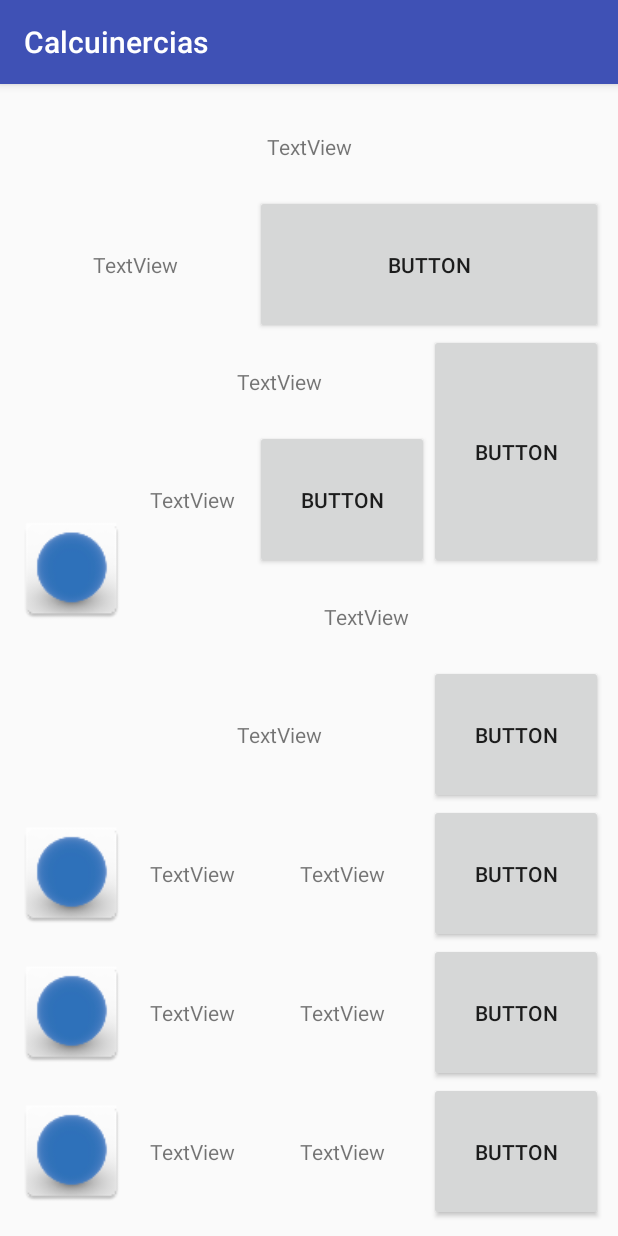
After one commit to franrib/Calcuinercias, an Android app: the CalculatorActivity screen opened directly, with no data from a screen before it, on a phone screen of 412 x 824 dp. The commit adds this screen. Run offline under Robolectric (Android 15) with nearby library versions, the phone set to English and light mode, and no system bars.

Commit message:
He creat l'activitat que apareix la calculadora i la plantilla del seu layout. També he fet que del botó del cilindre es pugui anar a l'activitat nova.

```diff
--- a/app/src/main/AndroidManifest.xml
+++ b/app/src/main/AndroidManifest.xml
@@ -15,6 +15,7 @@
                 <category android:name="android.intent.category.LAUNCHER" />
             </intent-filter>
         </activity>
+        <activity android:name=".CalculatorActivity"></activity>
     </application>
 
 </manifest>
--- a/app/src/main/java/edu/upc/eet/pma/calcuinercias/Calcu1Activity.java
+++ b/app/src/main/java/edu/upc/eet/pma/calcuinercias/Calcu1Activity.java
@@ -1,11 +1,14 @@
 package edu.upc.eet.pma.calcuinercias;
 
+import android.content.Intent;
 import android.support.v7.app.AppCompatActivity;
 import android.support.v7.widget.AppCompatImageButton;
 import android.os.Bundle;
 import android.view.View;
 import android.widget.Button;
 import android.widget.ImageButton;
+
+
 
 public class Calcu1Activity extends AppCompatActivity {
 
@@ -21,7 +24,14 @@ public class Calcu1Activity extends AppCompatActivity {
         ImageButton btn_esfera = (ImageButton) findViewById(R.id.btn_esfera);
         ImageButton btn_cub = (ImageButton) findViewById(R.id.btn_cub);
 
+     btn_cilindre.setOnClickListener(new View.OnClickListener() {
+         @Override
+         public void onClick(View v) {
+             Intent calcular = new Intent(Calcu1Activity.this, CalculatorActivity.class);
+             startActivity(calcular);
 
+         }
+     });
 
 
     }
--- /dev/null
+++ b/app/src/main/java/edu/upc/eet/pma/calcuinercias/CalculatorActivity.java
@@ -0,0 +1,13 @@
+package edu.upc.eet.pma.calcuinercias;
+
+import android.support.v7.app.AppCompatActivity;
+import android.os.Bundle;
+
+public class CalculatorActivity extends AppCompatActivity {
+
+    @Override
+    protected void onCreate(Bundle savedInstanceState) {
+        super.onCreate(savedInstanceState);
+        setContentView(R.layout.activity_calculator);
+    }
+}
--- a/app/src/main/res/layout/activity_calcu1.xml
+++ b/app/src/main/res/layout/activity_calcu1.xml
@@ -17,10 +17,11 @@
         android:layout_rowWeight="1"
         android:layout_gravity="fill"
         android:gravity="center"
+        android:scaleType="fitCenter"
         app2:srcCompat="@mipmap/cilinder"
-        android:scaleType="fitCenter"
         android:background="#00000000"
-        style="@android:style/Widget.Holo.ImageButton" />
+        style="@android:style/Widget.Holo.ImageButton"
+        android:onClick=""/>
 
     <ImageButton
         android:text="Button"
--- /dev/null
+++ b/app/src/main/res/layout/activity_calculator.xml
@@ -0,0 +1,296 @@
+<?xml version="1.0" encoding="utf-8"?>
+
+<GridLayout
+    xmlns:android="http://schemas.android.com/apk/res/android"
+    xmlns:app="http://schemas.android.com/apk/res-auto"
+    android:layout_width="match_parent"
+    android:layout_height="match_parent"
+    android:columnCount="8"
+    android:rowCount="14"
+    android:padding="10dp"
+
+
+    >
+
+
+    <TextView
+        android:text="TextView"
+        android:layout_width="wrap_content"
+        android:layout_height="wrap_content"
+        android:id="@+id/textView2"
+        android:layout_columnSpan="8"
+        android:layout_gravity="fill"
+        android:gravity="center"
+        android:scaleType="fitCenter"
+        android:layout_columnWeight="1"
+        android:layout_rowWeight="1"
+        />
+
+    <TextView
+        android:text="TextView"
+        android:layout_width="wrap_content"
+        android:layout_height="wrap_content"
+        android:id="@+id/textView3"
+        android:layout_columnSpan="6"
+        android:layout_gravity="fill"
+        android:gravity="center"
+        android:scaleType="fitCenter"
+        android:layout_columnWeight="1"
+        android:layout_rowWeight="1"
+        />
+
+    <Button
+        android:text="Button"
+        android:layout_width="wrap_content"
+        android:layout_height="wrap_content"
+        android:id="@+id/button12"
+        android:layout_columnSpan="2"
+        android:layout_gravity="fill"
+        android:gravity="center"
+        android:scaleType="fitCenter"
+        android:layout_columnWeight="1"
+        android:layout_rowWeight="1"
+        />
+
+    <ImageView
+        android:layout_width="wrap_content"
+        android:layout_height="wrap_content"
+        app:srcCompat="@mipmap/bola"
+        android:id="@+id/imageView"
+        android:layout_columnSpan="3"
+        android:layout_rowSpan="4"
+        android:layout_gravity="fill"
+        android:gravity="center"
+        android:scaleType="fitCenter"
+        android:layout_columnWeight="1"
+        android:layout_rowWeight="1"
+        />
+    <TextView
+        android:text="TextView"
+        android:layout_width="wrap_content"
+        android:layout_height="wrap_content"
+        android:id="@+id/textView4"
+        android:layout_columnSpan="4"
+        android:layout_gravity="fill"
+        android:gravity="center"
+        android:scaleType="fitCenter"
+        android:layout_columnWeight="1"
+        android:layout_rowWeight="1"
+        />
+
+    <Button
+        android:text="Button"
+        android:layout_width="wrap_content"
+        android:layout_height="wrap_content"
+        android:id="@+id/button13"
+        android:layout_gravity="fill"
+        android:gravity="center"
+        android:scaleType="fitCenter"
+        android:layout_columnWeight="1"
+        android:layout_rowWeight="1"
+        android:layout_rowSpan="2"/>
+
+    <TextView
+        android:text="TextView"
+        android:layout_width="wrap_content"
+        android:layout_height="wrap_content"
+        android:id="@+id/textView5"
+        android:layout_columnSpan="3"
+        android:layout_gravity="fill"
+        android:gravity="center"
+        android:scaleType="fitCenter"
+        android:layout_columnWeight="1"
+        android:layout_rowWeight="1"
+        />
+
+    <Button
+        android:text="Button"
+        android:layout_width="wrap_content"
+        android:layout_height="wrap_content"
+        android:id="@+id/button11"
+        android:layout_gravity="fill"
+        android:gravity="center"
+        android:scaleType="fitCenter"
+        android:layout_columnWeight="1"
+        android:layout_rowWeight="1"
+
+        />
+    <TextView
+        android:text="TextView"
+        android:layout_width="wrap_content"
+        android:layout_height="wrap_content"
+        android:id="@+id/textView6"
+        android:layout_columnSpan="5"
+        android:layout_gravity="fill"
+        android:gravity="center"
+        android:scaleType="fitCenter"
+        android:layout_columnWeight="1"
+        android:layout_rowWeight="1"
+        />
+    <TextView
+        android:text="TextView"
+        android:layout_width="wrap_content"
+        android:layout_height="wrap_content"
+        android:id="@+id/textView7"
+        android:layout_columnSpan="4"
+        android:layout_gravity="fill"
+        android:gravity="center"
+        android:scaleType="fitCenter"
+        android:layout_columnWeight="1"
+        android:layout_rowWeight="1"
+        />
+    <Button
+        android:text="Button"
+        android:layout_width="wrap_content"
+        android:layout_height="wrap_content"
+        android:id="@+id/button14"
+        android:layout_gravity="fill"
+        android:gravity="center"
+        android:scaleType="fitCenter"
+        android:layout_columnWeight="1"
+        android:layout_rowWeight="1"
+
+        />
+    <ImageView
+        android:layout_width="wrap_content"
+        android:layout_height="wrap_content"
+        app:srcCompat="@mipmap/bola"
+        android:id="@+id/imageView3"
+        android:layout_gravity="fill"
+        android:gravity="center"
+        android:scaleType="fitCenter"
+        android:layout_columnWeight="1"
+        android:layout_rowWeight="1"
+        />
+    <TextView
+        android:text="TextView"
+        android:layout_width="wrap_content"
+        android:layout_height="wrap_content"
+        android:id="@+id/textView10"
+        android:layout_columnSpan="3"
+        android:layout_gravity="fill"
+        android:gravity="center"
+        android:scaleType="fitCenter"
+        android:layout_columnWeight="1"
+        android:layout_rowWeight="1"
+        />
+    <TextView
+        android:text="TextView"
+        android:layout_width="wrap_content"
+        android:layout_height="wrap_content"
+        android:id="@+id/textView11"
+        android:layout_columnSpan="3"
+        android:layout_gravity="fill"
+        android:gravity="center"
+        android:scaleType="fitCenter"
+        android:layout_columnWeight="1"
+        android:layout_rowWeight="1"
+        />
+    <Button
+        android:text="Button"
+        android:layout_width="wrap_content"
+        android:layout_height="wrap_content"
+        android:id="@+id/button17"
+        android:layout_gravity="fill"
+        android:gravity="center"
+        android:scaleType="fitCenter"
+        android:layout_columnWeight="1"
+        android:layout_rowWeight="1"
+
+        />
+    <ImageView
+        android:layout_width="wrap_content"
+        android:layout_height="wrap_content"
+        app:srcCompat="@mipmap/bola"
+        android:id="@+id/imageView5"
+        android:layout_gravity="fill"
+        android:gravity="center"
+        android:scaleType="fitCenter"
+        android:layout_columnWeight="1"
+        android:layout_rowWeight="1"
+        />
+    <TextView
+        android:text="TextView"
+        android:layout_width="wrap_content"
+        android:layout_height="wrap_content"
+        android:id="@+id/textView12"
+        android:layout_columnSpan="3"
+        android:layout_gravity="fill"
+        android:gravity="center"
+        android:scaleType="fitCenter"
+        android:layout_columnWeight="1"
+        android:layout_rowWeight="1"
+        />
+    <TextView
+        android:text="TextView"
+        android:layout_width="wrap_content"
+        android:layout_height="wrap_content"
+        android:id="@+id/textView13"
+        android:layout_columnSpan="3"
+        android:layout_gravity="fill"
+        android:gravity="center"
+        android:scaleType="fitCenter"
+        android:layout_columnWeight="1"
+        android:layout_rowWeight="1"
+        />
+    <Button
+        android:text="Button"
+        android:layout_width="wrap_content"
+        android:layout_height="wrap_content"
+        android:id="@+id/button18"
+        android:layout_gravity="fill"
+        android:gravity="center"
+        android:scaleType="fitCenter"
+        android:layout_columnWeight="1"
+        android:layout_rowWeight="1"
+
+        />
+    <ImageView
+        android:layout_width="wrap_content"
+        android:layout_height="wrap_content"
+        app:srcCompat="@mipmap/bola"
+        android:id="@+id/imageView2"
+        android:layout_gravity="fill"
+        android:gravity="center"
+        android:scaleType="fitCenter"
+        android:layout_columnWeight="1"
+        android:layout_rowWeight="1"
+        />
+    <TextView
+        android:text="TextView"
+        android:layout_width="wrap_content"
+        android:layout_height="wrap_content"
+        android:id="@+id/textView8"
+        android:layout_columnSpan="3"
+        android:layout_gravity="fill"
+        android:gravity="center"
+        android:scaleType="fitCenter"
+        android:layout_columnWeight="1"
+        android:layout_rowWeight="1"
+        />
+    <TextView
+        android:text="TextView"
+        android:layout_width="wrap_content"
+        android:layout_height="wrap_content"
+        android:id="@+id/textView9"
+        android:layout_columnSpan="3"
+        android:layout_gravity="fill"
+        android:gravity="center"
+        android:scaleType="fitCenter"
+        android:layout_columnWeight="1"
+        android:layout_rowWeight="1"
+        />
+    <Button
+        android:text="Button"
+        android:layout_width="wrap_content"
+        android:layout_height="wrap_content"
+        android:id="@+id/button15"
+        android:layout_gravity="fill"
+        android:gravity="center"
+        android:scaleType="fitCenter"
+        android:layout_columnSpan="1"
+        android:layout_columnWeight="1"
+        android:layout_rowWeight="1"
+
+        />
+</GridLayout>
```
